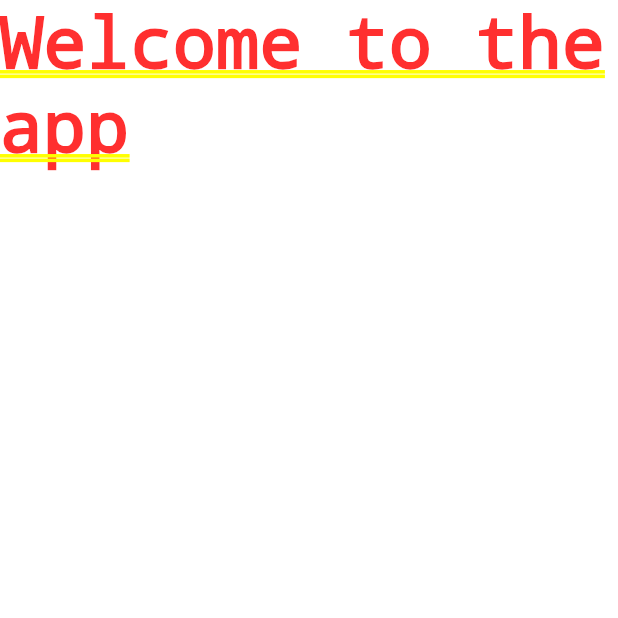
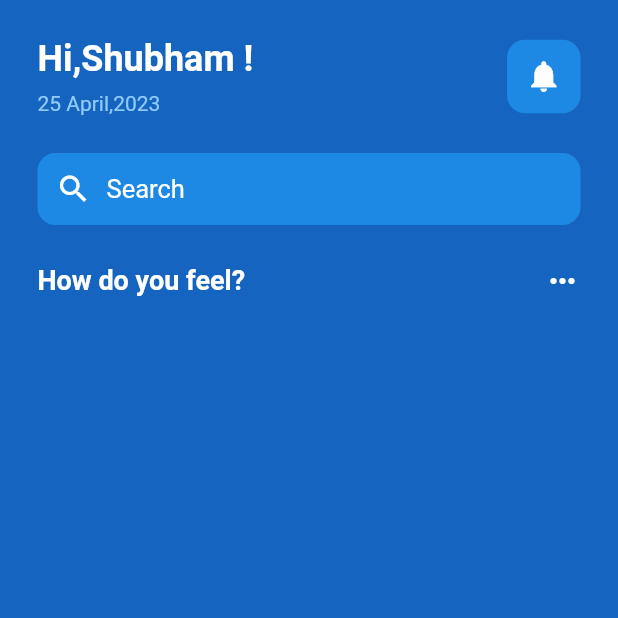
Before and after one commit to shubhamsingh74/Mental-Health-App-UI, a Flutter app: the screen it shows after launch, on a phone screen of 412 x 824 dp, the top half of it. Run offline on Flutter 3.47's test engine with Material 2 defaults, Android fonts, the phone set to English and light mode, and no system bars.

Commit message:
Basic home Ui

```diff
--- /dev/null
+++ b/lib/Pages/home_page.dart
@@ -0,0 +1,109 @@
+import 'package:flutter/material.dart';
+
+class HomePage extends StatefulWidget {
+  const HomePage({Key? key}) : super(key: key);
+
+  @override
+  State<HomePage> createState() => _HomePageState();
+}
+
+class _HomePageState extends State<HomePage> {
+  @override
+  Widget build(BuildContext context) {
+    return Scaffold(
+      backgroundColor: Colors.blue[800],
+      body: SafeArea(
+        child: Padding(
+          padding: const EdgeInsets.all(25.0),
+          child: Column(
+            children: [
+              //greetings Row
+              Row(
+                mainAxisAlignment: MainAxisAlignment.spaceBetween,
+                children: [
+                  //Hi SHUBHAM !
+                  Column(
+                    crossAxisAlignment: CrossAxisAlignment.start,
+                    children: [
+                      const Text(
+                        'Hi,Shubham !',
+                        style: TextStyle(
+                            fontSize: 24,
+                            color: Colors.white,
+                            fontWeight: FontWeight.bold),
+                      ),
+                      const SizedBox(
+                        height: 8.0,
+                      ),
+                      Text(
+                        '25 April,2023',
+                        style: TextStyle(color: Colors.blue[200]),
+                      )
+                    ],
+                  ),
+
+                  //notification
+                  Container(
+                      padding: const EdgeInsets.all(12.0),
+                      decoration: BoxDecoration(
+                          color: Colors.blue[600],
+                          borderRadius: BorderRadius.circular(12)),
+                      child: const Icon(
+                        Icons.notifications,
+                        color: Colors.white,
+                        size: 25,
+                      ))
+                ],
+              ),
+
+              //search Bar
+              Container(
+                margin: const EdgeInsets.symmetric(vertical: 25.0),
+                padding: const EdgeInsets.all(12.0),
+                decoration: BoxDecoration(
+                  color: Colors.blue[600],
+                  borderRadius: BorderRadius.circular(12),
+                ),
+                child: Row(
+                  children: const [
+                    Icon(
+                      Icons.search,
+                      color: Colors.white,
+                    ),
+                    SizedBox(
+                      width: 10,
+                    ),
+                    Text(
+                      'Search',
+                      style: TextStyle(color: Colors.white, fontSize: 17),
+                    ),
+                  ],
+                ),
+              ),
+
+              //how do you feel
+              Row(
+                mainAxisAlignment: MainAxisAlignment.spaceBetween,
+                children: const [
+                  Text(
+                    'How do you feel?',
+                    style: TextStyle(
+                        fontSize: 18,
+                        color: Colors.white,
+                        fontWeight: FontWeight.bold),
+                  ),
+                  Icon(
+                    Icons.more_horiz,
+                    color: Colors.white,
+                  )
+                ],
+              ),
+              //four different faces
+
+            ],
+          ),
+        ),
+      ),
+    );
+  }
+}
--- a/lib/main.dart
+++ b/lib/main.dart
@@ -1,4 +1,5 @@
 import 'package:flutter/material.dart';
+import 'package:mental_health_app/Pages/home_page.dart';
 
 void main() {
   runApp(const MyApp());
@@ -14,7 +15,7 @@ class MyApp extends StatelessWidget {
       theme: ThemeData(
         primarySwatch: Colors.blue,
       ),
-      home: const Text('Welcome to the app '),
+      home: const HomePage(),
     );
   }
 }
```
